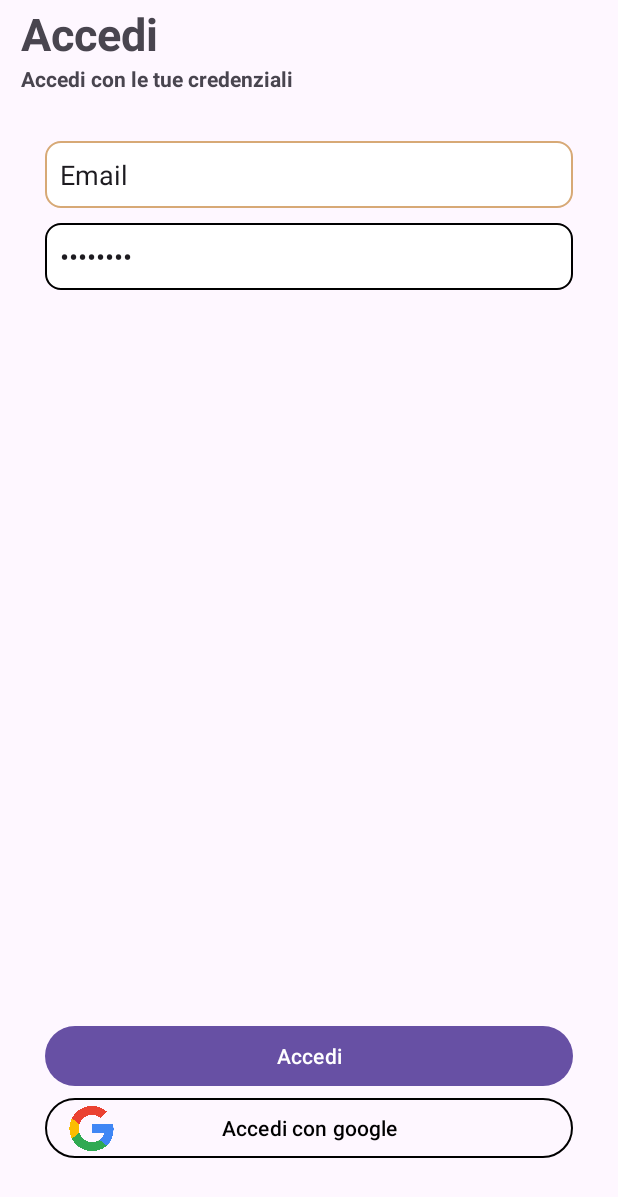
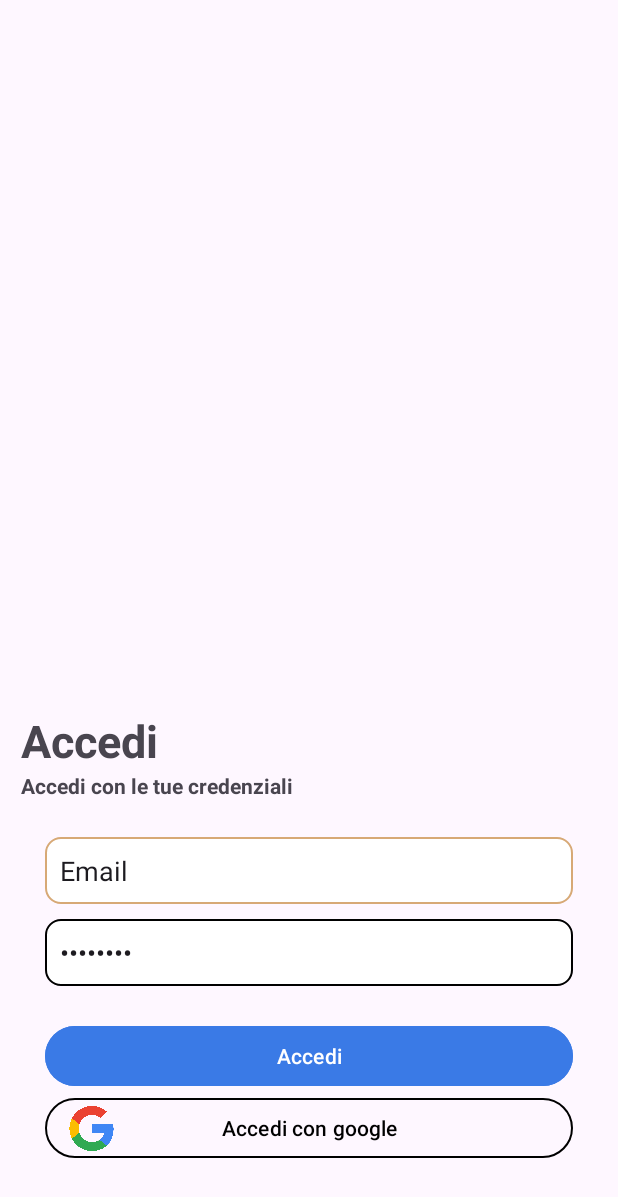
Before and after one commit to giuseppe2028/ProgettoPWM, an Android app: the Login screen opened directly, with no data from a screen before it, on a phone screen of 412 x 824 dp. Shown: the top 1197 px of the screen. Run offline under Robolectric (Android 15) with nearby library versions, the phone set to English and light mode, and no system bars; our stand-ins replace Firebase (no records; nobody signed in at launch, a user with empty details on screens opened directly).

Commit message:
Implementazione della UI2

```diff
--- /dev/null
+++ b/app/src/main/res/drawable/baseline_visibility_24.xml
@@ -0,0 +1,5 @@
+<vector android:height="24dp" android:tint="#000000"
+    android:viewportHeight="24" android:viewportWidth="24"
+    android:width="24dp" xmlns:android="http://schemas.android.com/apk/res/android">
+    <path android:fillColor="@android:color/white" android:pathData="M12,4.5C7,4.5 2.73,7.61 1,12c1.73,4.39 6,7.5 11,7.5s9.27,-3.11 11,-7.5c-1.73,-4.39 -6,-7.5 -11,-7.5zM12,17c-2.76,0 -5,-2.24 -5,-5s2.24,-5 5,-5 5,2.24 5,5 -2.24,5 -5,5zM12,9c-1.66,0 -3,1.34 -3,3s1.34,3 3,3 3,-1.34 3,-3 -1.34,-3 -3,-3z"/>
+</vector>
--- /dev/null
+++ b/app/src/main/res/drawable/baseline_visibility_off_24.xml
@@ -0,0 +1,6 @@
+<vector android:height="24dp" android:tint="#000000"
+    android:viewportHeight="24" android:viewportWidth="24"
+    android:width="24dp" xmlns:android="http://schemas.android.com/apk/res/android">
+    <path android:fillColor="@android:color/white" android:pathData="M12,7c2.76,0 5,2.24 5,5 0,0.65 -0.13,1.26 -0.36,1.83l2.92,2.92c1.51,-1.26 2.7,-2.89 3.43,-4.75 -1.73,-4.39 -6,-7.5 -11,-7.5 -1.4,0 -2.74,0.25 -3.98,0.7l2.16,2.16C10.74,7.13 11.35,7 12,7zM2,4.27l2.28,2.28 0.46,0.46C3.08,8.3 1.78,10.02 1,12c1.73,4.39 6,7.5 11,7.5 1.55,0 3.03,-0.3 4.38,-0.84l0.42,0.42L19.73,22 21,20.73 3.27,3 2,4.27zM7.53,9.8l1.55,1.55c-0.05,0.21 -0.08,0.43 -0.08,0.65 0,1.66 1.34,3 3,3 0.22,0 0.44,-0.03 0.65,-0.08l1.55,1.55c-0.67,0.33 -1.41,0.53 -2.2,0.53 -2.76,0 -5,-2.24 -5,-5 0,-0.79 0.2,-1.53 0.53,-2.2zM11.84,9.02l3.15,3.15 0.02,-0.16c0,-1.66 -1.34,-3 -3,-3l-0.17,0.01z"/>
+
+</vector>
--- a/app/src/main/res/layout/activity_login.xml
+++ b/app/src/main/res/layout/activity_login.xml
@@ -15,7 +15,7 @@
         app:layout_constraintHorizontal_bias="0.06"
         app:layout_constraintStart_toStartOf="parent"
         app:layout_constraintTop_toTopOf="parent"
-        app:layout_constraintVertical_bias="0.060000002">
+        app:layout_constraintVertical_bias="0.95">
 
         <TextView
             android:id="@+id/Title"
@@ -45,7 +45,7 @@
         app:layout_constraintEnd_toEndOf="parent"
         app:layout_constraintStart_toStartOf="parent"
         app:layout_constraintTop_toTopOf="parent"
-        app:layout_constraintVertical_bias="0.13">
+        app:layout_constraintVertical_bias="0.77">
 
         <EditText
             android:id="@+id/editTextText2"
@@ -57,28 +57,16 @@
             android:paddingVertical="@dimen/paddingEditTetxt"
             android:text="@string/email" />
 
-        <androidx.constraintlayout.widget.ConstraintLayout
-            android:layout_width="match_parent"
-            android:layout_height="wrap_content">
-
         <EditText
             android:id="@+id/editTextText"
             style="@style/textEditStyle"
             android:layout_width="match_parent"
             android:layout_height="wrap_content"
-                android:layout_marginTop="10dp"
+            android:layout_marginTop="@dimen/marginLinearLayoutElements"
             android:background="@drawable/custom_text_edit"
             android:ems="10"
             android:inputType="textPassword"
-                android:paddingVertical="@dimen/paddingEditTetxt"
-                android:singleLine="false"
-                android:text="@string/password"
-                app:layout_constraintBottom_toBottomOf="parent"
-                app:layout_constraintEnd_toEndOf="parent"
-                app:layout_constraintStart_toStartOf="parent"
-                app:layout_constraintTop_toTopOf="parent"
-                />
-        </androidx.constraintlayout.widget.ConstraintLayout>
+            android:text="@string/password" />
 
     </LinearLayout>
 
@@ -91,13 +79,14 @@
         app:layout_constraintEnd_toEndOf="parent"
         app:layout_constraintStart_toStartOf="parent"
         app:layout_constraintTop_toBottomOf="@+id/linearLayout3"
-        app:layout_constraintVertical_bias="0.90999997">
+        app:layout_constraintVertical_bias="0.32">
 
         <Button
             android:id="@+id/accediNormale"
             android:layout_width="match_parent"
             android:layout_height="wrap_content"
             android:layout_marginHorizontal="@dimen/marginButton"
+            android:backgroundTint="@color/palette1"
             android:text="@string/login" />
 
         <androidx.constraintlayout.widget.ConstraintLayout
--- a/app/src/main/res/values/colors.xml
+++ b/app/src/main/res/values/colors.xml
@@ -4,4 +4,6 @@
     <color name="white">#FFFFFFFF</color>
     <color name="sfondoBottoni">#AE9B9C</color>
     <color name="sfondoBottoni1">#D7A976</color>
+    <color name="palette1">#3A7AE6</color>
+    <color name="palette2"></color>
 </resources>
```
Lines whose indentation alone changed are shown as unchanged.
